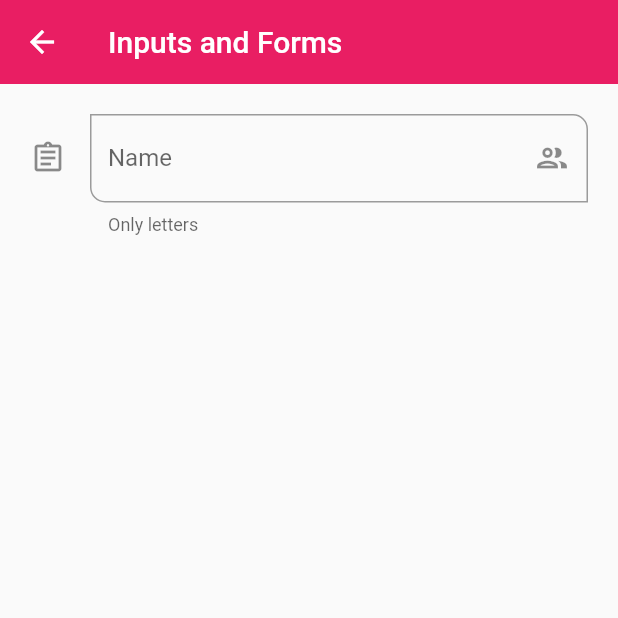
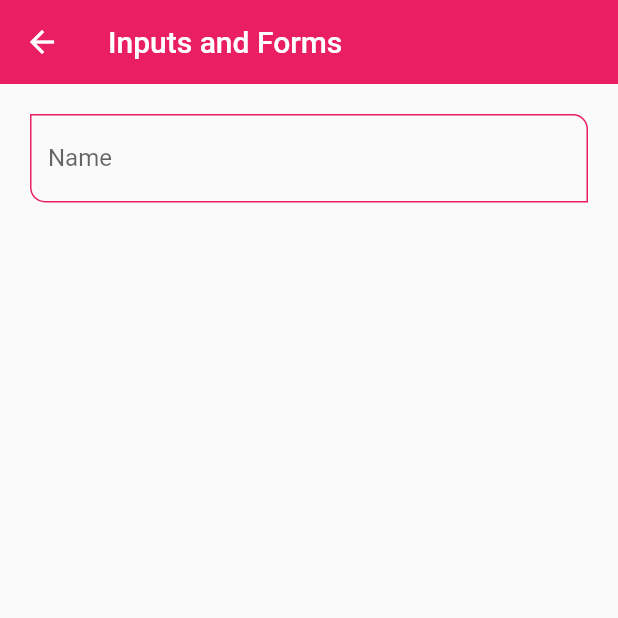
Before and after one commit to GitRockie/flutter_app_1, a Flutter app: the InputsScreen screen opened by its route, on a phone screen of 412 x 824 dp, the top half of it. Run offline on Flutter 3.47's test engine with Material 2 defaults, Android fonts, the phone set to English and light mode, and no system bars.

Commit message:
Centralize Inputs
Apptheme Inputs create
CustomInputField extract in Widget
Export widget

```diff
--- a/lib/screens/inputs_screen.dart
+++ b/lib/screens/inputs_screen.dart
@@ -1,4 +1,6 @@
 import 'package:flutter/material.dart';
+
+import '../widgets/custom_input_field.dart';
 
 class InputsScreen extends StatelessWidget {
   const InputsScreen({Key? key}) : super(key: key);
@@ -12,36 +14,10 @@ class InputsScreen extends StatelessWidget {
       body: SingleChildScrollView(
         child: Padding(
           padding: const EdgeInsets.symmetric(horizontal: 20, vertical: 20),
-          child: Column(children: [
-            TextFormField(
-              autofocus: false,
-              initialValue: '',
-              textCapitalization: TextCapitalization.words,
-              onChanged: (value) {
-                print(value);
-              },
-              validator: (value) {
-                if (value == null) return 'This camp is required';
-                return value.length < 3 ? '3 characters min. limit' : null;
-              },
-              autovalidateMode: AutovalidateMode.onUserInteraction,
-              decoration: const InputDecoration(
-                focusedBorder: OutlineInputBorder(
-                  borderSide: BorderSide(color: Colors.teal),
-                ),
-                hintText: 'Username',
-                labelText: 'Name',
-                helperText: 'Only letters',
-                //counterText: '3 characters'
-                //prefixIcon: Icon(),
-                suffixIcon: Icon(Icons.group_outlined),
-                icon: Icon(Icons.assignment_outlined),
-                border: OutlineInputBorder(
-                    borderRadius: BorderRadius.only(
-                  bottomLeft: Radius.circular(10),
-                  topRight: Radius.circular(10),
-                )),
-              ),
+          child: Column(children: const [
+            CustomInputField(
+              labelText: 'Name',
+              hintText: 'Username',
             )
           ]),
         ),
--- a/lib/theme/app_theme.dart
+++ b/lib/theme/app_theme.dart
@@ -26,7 +26,25 @@ class AppTheme {
       elevatedButtonTheme: ElevatedButtonThemeData(
         style: ElevatedButton.styleFrom(
             primary: primary, shape: const StadiumBorder(), elevation: 0),
-      ));
+      ),
+
+      //Inputs
+      inputDecorationTheme: const InputDecorationTheme(
+          floatingLabelStyle: TextStyle(color: primary),
+          enabledBorder: OutlineInputBorder(
+              borderSide: BorderSide(color: primary),
+              borderRadius: BorderRadius.only(
+                  bottomLeft: Radius.circular(10),
+                  topRight: Radius.circular(10))),
+          focusedBorder: OutlineInputBorder(
+              borderSide: BorderSide(color: primary),
+              borderRadius: BorderRadius.only(
+                  bottomLeft: Radius.circular(10),
+                  topRight: Radius.circular(10))),
+          border: OutlineInputBorder(
+              borderRadius: BorderRadius.only(
+                  bottomLeft: Radius.circular(10),
+                  topRight: Radius.circular(10)))));
 
   static final ThemeData darkTheme = ThemeData.dark().copyWith(
     //Primary Color
--- /dev/null
+++ b/lib/widgets/custom_input_field.dart
@@ -0,0 +1,53 @@
+import 'package:flutter/material.dart';
+
+class CustomInputField extends StatelessWidget {
+  final String? hintText;
+  final String? labelText;
+  final String? helperText;
+  final IconData? icon;
+  final IconData? suffixIcon;
+
+  const CustomInputField({
+    Key? key,
+    this.hintText,
+    this.labelText,
+    this.helperText,
+    this.icon,
+    this.suffixIcon,
+  }) : super(key: key);
+
+  @override
+  Widget build(BuildContext context) {
+    return TextFormField(
+      autofocus: false,
+      initialValue: '',
+      textCapitalization: TextCapitalization.words,
+      onChanged: (value) {
+        print(value);
+      },
+      validator: (value) {
+        if (value == null) return 'This camp is required';
+        return value.length < 3 ? '3 characters min. limit' : null;
+      },
+      autovalidateMode: AutovalidateMode.onUserInteraction,
+      decoration: InputDecoration(
+        hintText: hintText,
+        labelText: labelText,
+        helperText: helperText,
+        //counterText: '3 characters'
+        //prefixIcon: Icon(),
+        suffixIcon: suffixIcon == null ? null : Icon(suffixIcon),
+        icon: icon == null ? null : Icon(icon),
+        /*focusedBorder: OutlineInputBorder(
+          borderSide: BorderSide(color: Colors.teal),
+        ),
+
+        border: OutlineInputBorder(
+            borderRadius: BorderRadius.only(
+          bottomLeft: Radius.circular(10),
+          topRight: Radius.circular(10),
+        )),*/
+      ),
+    );
+  }
+}
--- a/lib/widgets/widgets.dart
+++ b/lib/widgets/widgets.dart
@@ -1,3 +1,3 @@
+export 'package:flutter_app_1/widgets/custom_card_type_1.dart';
 export 'package:flutter_app_1/widgets/custom_card_type_2.dart';
-
-export 'package:flutter_app_1/widgets/custom_card_type_1.dart';
+export 'package:flutter_app_1/widgets/custom_input_field.dart';
```
